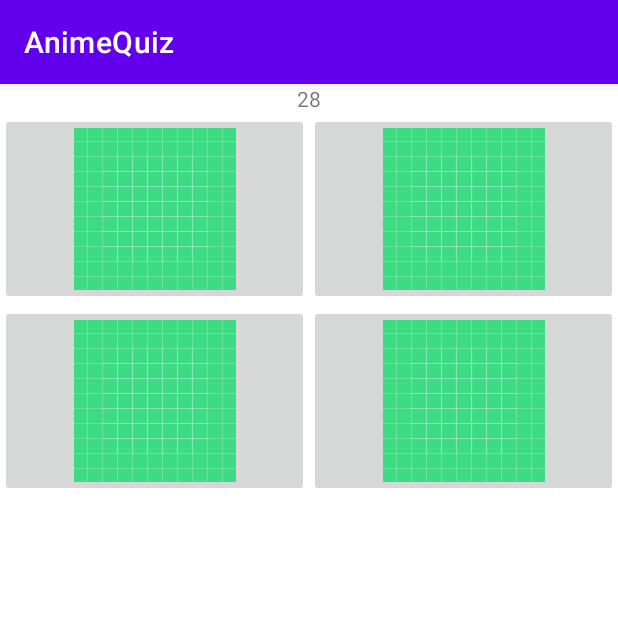
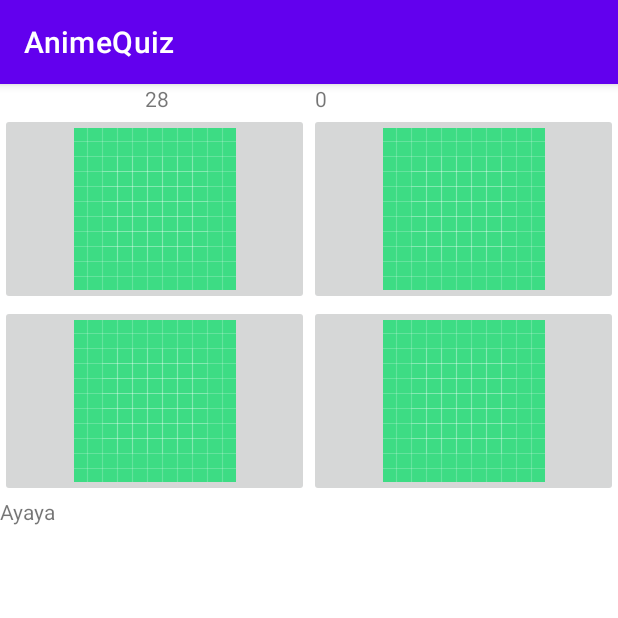
Before and after one commit to AlK3/AnimeQuiz, an Android app: the screen it shows after launch (MainActivity), after a tap on "ПО ОПИСАНИЮ", on a phone screen of 412 x 824 dp, the top half of it. Run offline under Robolectric (Android 15) with nearby library versions, the phone set to English and light mode, and no system bars.

Commit message:
New commit!

```diff
--- a/AnimeQuiz/app/src/main/java/aik3/game/animequiz/MainFragment.java
+++ b/AnimeQuiz/app/src/main/java/aik3/game/animequiz/MainFragment.java
@@ -5,6 +5,8 @@ import android.view.LayoutInflater;
 import android.view.View;
 import android.view.ViewGroup;
 import android.widget.Button;
+import android.widget.CompoundButton;
+import android.widget.Switch;
 
 import androidx.annotation.NonNull;
 import androidx.annotation.Nullable;
@@ -23,6 +25,12 @@ public class MainFragment extends Fragment {
         ((Button) view.findViewById(R.id.btnByDescription))
                 .setOnClickListener(Navigation.createNavigateOnClickListener(
                         R.id.quizFragment, setBundle(false)));
+
+        ((Switch) view.findViewById(R.id.switchSetMusic)).setOnCheckedChangeListener((buttonView, isChecked) -> {
+            if (isChecked) {
+
+            }
+        });
         return view;
     }
 
--- a/AnimeQuiz/app/src/main/java/aik3/game/animequiz/QuizData.java
+++ b/AnimeQuiz/app/src/main/java/aik3/game/animequiz/QuizData.java
@@ -2,20 +2,35 @@ package aik3.game.animequiz;
 
 import android.net.Uri;
 
+/**
+ * Репозиторий данных
+ */
 public final class QuizData {
 
     private Title[] titles = {
-            new Title(0, 0, "", "android.resource://aik3.game.animequiz/raw/file_example", ""),
-            new Title(0, 0, "", "", ""),
-            new Title(0, 0, "", "", "")
+            new Title(0, 0, "", "android.resource://aik3.game.animequiz/raw/file_example", "Ayaya"),
+            new Title(1, 0, "", "", ""),
+            new Title(2, 0, "", "", ""),
+            new Title(3, 0, "", "", ""),
+            new Title(4, 0, "", "", ""),
+            new Title(5, 0, "", "", ""),
+            new Title(6, 0, "", "", ""),
+            new Title(7, 0, "", "", ""),
+            new Title(8, 0, "", "", ""),
+            new Title(9, 0, "", "", ""),
+            new Title(10, 0, "", "", ""),
+            new Title(11, 0, "", "", ""),
+            new Title(12, 0, "", "", "")
     };
 
-
-    private int index = 0;
     private final int max = titles.length -1;
 
-    Title getCurrent() {
+    Title getByIndex(int index) {
         return titles[index];
+    }
+
+    int getSize() {
+        return max;
     }
 
     static class Title {
--- a/AnimeQuiz/app/src/main/java/aik3/game/animequiz/QuizFragment.java
+++ b/AnimeQuiz/app/src/main/java/aik3/game/animequiz/QuizFragment.java
@@ -13,6 +13,7 @@ import android.util.Log;
 import android.view.LayoutInflater;
 import android.view.View;
 import android.view.ViewGroup;
+import android.widget.ImageButton;
 import android.widget.TextView;
 import android.widget.Toast;
 
@@ -20,22 +21,48 @@ import androidx.annotation.NonNull;
 import androidx.annotation.Nullable;
 import androidx.fragment.app.Fragment;
 
+import java.util.Random;
 import java.util.Timer;
 import java.util.TimerTask;
 import java.util.concurrent.TimeUnit;
 
-public class QuizFragment extends Fragment {
+public class QuizFragment extends Fragment implements View.OnClickListener {
 
     private MediaPlayer player;
     private volatile int time;
+    private TextView count;
+    private QuizData data;
+    private Timer timer;
+    private int counter;
+    private int answer;
+
+    private ImageButton button1, button2, button3, button4;
+    private final Random random = new Random();
+    private TextView description;
 
     @Nullable
     @Override
     public View onCreateView(@NonNull LayoutInflater inflater, @Nullable ViewGroup container, @Nullable Bundle savedInstanceState) {
         View view = inflater.inflate(R.layout.fragment_quiz, container, false);
         TextView text = view.findViewById(R.id.textView);
+        description = view.findViewById(R.id.textDescription);
+        count = view.findViewById(R.id.textView3);
+        counter = 0;
+        count.setText(String.valueOf(counter));
+
+        data = new QuizData();
+        button1 = view.findViewById(R.id.imageButton);
+        button1.setOnClickListener(this::onClick);
+        button2 = view.findViewById(R.id.imageButton2);
+        button2.setOnClickListener(this::onClick);
+        button3 = view.findViewById(R.id.imageButton3);
+        button3.setOnClickListener(this::onClick);
+        button4 = view.findViewById(R.id.imageButton4);
+        button4.setOnClickListener(this::onClick);
+        updateImages();
+
         time = 30;
-        Timer timer = new Timer();
+        timer = new Timer();
         timer.schedule(
                 new TimerTask() {
 
@@ -48,7 +75,8 @@ public class QuizFragment extends Fragment {
                             });
                         } else {
                             getActivity().runOnUiThread(() -> {
-                                player.stop();
+                                if (TextUtils.equals("Opening", getArguments().getString("byType")))
+                                    player.stop();
                                 Toast.makeText(getContext(), "", Toast.LENGTH_LONG).show();
                             });
                             cancel();
@@ -56,18 +84,48 @@ public class QuizFragment extends Fragment {
                     }
                 }, 0, 1000);
 
-        if (TextUtils.equals("Opening", getArguments().getString("byType"))) {
-            player = MediaPlayer.create(getContext(), Uri.parse(new QuizData().getCurrent().getOpening()));
-            player.start();
-        }
         return view;
     }
-
-
 
     @Override
     public void onPause() {
         super.onPause();
-        player.stop();
+        if (TextUtils.equals("Opening", getArguments().getString("byType")))
+            player.stop();
+        timer.cancel();
+    }
+
+    @Override
+    public void onClick(View v) {
+        QuizData.Title title = (QuizData.Title) v.getTag();
+        if (title.getId() == answer) {
+            counter++;
+            count.setText(String.valueOf(counter));
+        }
+        updateImages();
+    }
+
+    private void updateImages() {
+        button1.setTag(data.getByIndex(random.nextInt(data.getSize())));
+        button2.setTag(data.getByIndex(random.nextInt(data.getSize())));
+        button3.setTag(data.getByIndex(random.nextInt(data.getSize())));
+        button4.setTag(data.getByIndex(random.nextInt(data.getSize())));
+        int i = random.nextInt(5);
+        if (1 == i)
+            answer = ((QuizData.Title)button1.getTag()).getId();
+        if (2 == i)
+            answer = ((QuizData.Title)button2.getTag()).getId();
+        if (3 == i)
+            answer = ((QuizData.Title)button3.getTag()).getId();
+        if (4 == i)
+            answer = ((QuizData.Title)button4.getTag()).getId();
+
+        if (TextUtils.equals("Opening", getArguments().getString("byType"))) {
+            player = MediaPlayer.create(getContext(), Uri.parse(data.getByIndex(answer).getOpening()));
+            player.start();
+        }
+        if (TextUtils.equals("Description", getArguments().getString("byType"))) {
+            description.setText(data.getByIndex(answer).getDescription());
+        }
     }
 }
--- a/AnimeQuiz/app/src/main/res/layout/fragment_quiz.xml
+++ b/AnimeQuiz/app/src/main/res/layout/fragment_quiz.xml
@@ -7,16 +7,30 @@
     android:layout_width="match_parent"
     android:layout_height="match_parent">
 
+    <LinearLayout
+        android:layout_width="match_parent"
+        android:layout_height="wrap_content"
+        android:orientation="horizontal">
+
         <TextView
             android:id="@+id/textView"
-        android:layout_width="match_parent"
+            android:layout_width="wrap_content"
             android:layout_height="wrap_content"
+            android:layout_weight="1"
             android:gravity="center"
             android:text="TextView"
             app:layout_constraintBottom_toBottomOf="parent"
             app:layout_constraintEnd_toEndOf="parent"
             app:layout_constraintStart_toStartOf="parent"
             app:layout_constraintTop_toTopOf="parent" />
+
+        <TextView
+            android:id="@+id/textView3"
+            android:layout_width="wrap_content"
+            android:layout_height="wrap_content"
+            android:layout_weight="1"
+            android:text="TextView" />
+    </LinearLayout>
 
     <LinearLayout
         android:layout_width="match_parent"
@@ -57,4 +71,9 @@
             android:layout_weight="1"
             app:srcCompat="@drawable/ic_launcher_background" />
     </LinearLayout>
+
+    <TextView
+        android:id="@+id/textDescription"
+        android:layout_width="match_parent"
+        android:layout_height="wrap_content" />
 </LinearLayout>
```
Also changed, not shown: 1 other file. Lines whose indentation alone changed are shown as unchanged.
